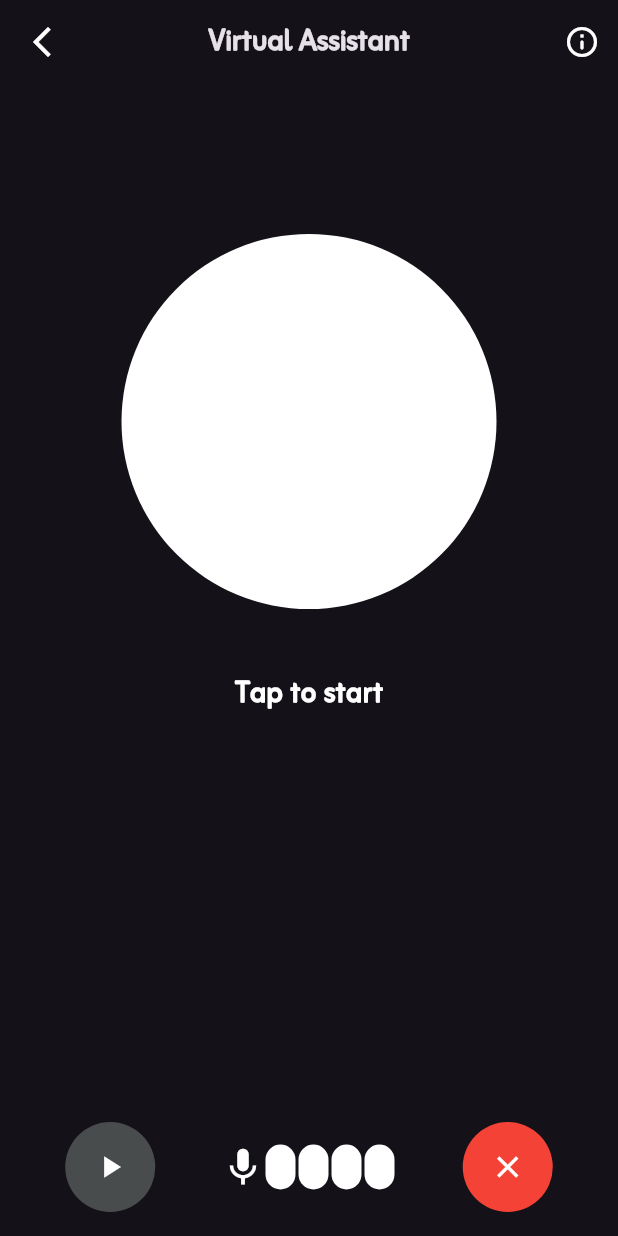
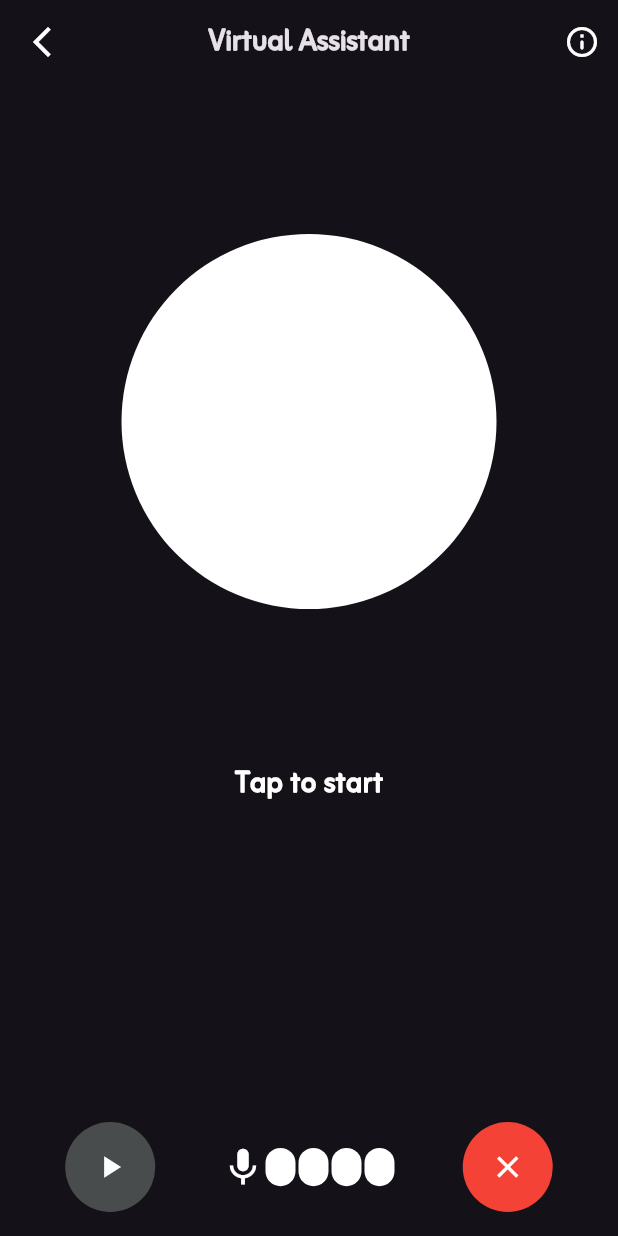
Before and after one commit to Ahmed-Yakan-10/Timor-Ai-Module, a Flutter app: the screen it shows after launch, item 3 of the bottom bar chosen, on a phone screen of 412 x 824 dp. Run offline on Flutter 3.47's test engine with Material 3 defaults, Android fonts, the phone set to English and light mode, and no system bars; our stand-ins replace flutter_gemini, flutter_tts, image_picker, lottie, speech_to_text, top_snackbar_flutter.

Commit message:
finish v-1.0.0

```diff
--- a/lib/views/virtual_assistant.dart
+++ b/lib/views/virtual_assistant.dart
@@ -1,7 +1,9 @@
 import 'dart:math';
-
+import 'dart:async';
 import 'package:flutter/material.dart';
 import 'package:flutter_gemini/flutter_gemini.dart';
+import 'package:flutter_tts/flutter_tts.dart';
+import 'package:lottie/lottie.dart';
 import 'package:timor_ai/constants.dart';
 import 'package:timor_ai/widgets/animated_speech_container.dart';
 import 'package:timor_ai/widgets/custom_circle_button.dart';
@@ -17,63 +19,58 @@ class VirtualAssistant extends StatefulWidget {
 }
 
 class _VirtualAssistantState extends State<VirtualAssistant> {
-  SpeechToText speechToText = SpeechToText();
+  final SpeechToText speechToText = SpeechToText();
+  final FlutterTts flutterTts = FlutterTts();
   bool isListening = false;
   bool isInitialized = false;
-  var voiceLevel = 30.0;
+  double voiceLevel = 25.0;
+  String responseText = '';
+  int step = 0;
+  double endHe = 70.0;
+  Timer? timer;
 
-  Future<void> micCheck() async {
+  @override
+  void initState() {
+    super.initState();
+    micCheck();
+    Gemini.init(apiKey: kApi);
+    initTTs();
+  }
+
+  micCheck() async {
     bool mic = await speechToText.initialize();
 
     if (mic) {
-      setState(() {
-        isInitialized = true;
-      });
+      setState(() => isInitialized = true);
     } else {
-      // Show a message to the user and try to initialize again after a delay
-      showTopSnackBar(
-        Overlay.of(context),
-        CustomSnackBar.error(
-          backgroundColor: Colors.red,
-          message:
-              'Microphone access is required to use this feature. Please enable it in your settings.',
-        ),
+      showSnackBar(
+        'Microphone access is required to use this feature. Please enable it in your settings.',
+        Colors.red,
       );
-      // Retry initialization after a delay
       Future.delayed(Duration(seconds: 5), micCheck);
     }
   }
 
   void getVoice() {
     if (!isInitialized) {
-      showTopSnackBar(
-        Overlay.of(context),
-        CustomSnackBar.error(
-          backgroundColor: Colors.red,
-          message:
-              'Speech recognition is not initialized. Please try again later.',
-        ),
+      showSnackBar(
+        'Speech recognition is not initialized. Please try again later.',
+        Colors.red,
       );
       return;
     }
 
     if (!isListening) {
-      setState(() {
-        isListening = true;
-      });
+      setState(() => isListening = true);
       speechToText.listen(
+        listenFor: Duration(minutes: 10),
         partialResults: false,
-        listenFor: Duration(minutes: 10),
         onResult: (result) {
-          print(result);
-          setState(() {
-            isListening = false;
-          });
+          getChatText(result.recognizedWords);
+          setState(() => isListening = false);
         },
         onSoundLevelChange: (level) {
-          setState(() {
-            voiceLevel = max(30, level * 5);
-          });
+          setState(() => voiceLevel = max(30, level * 5));
         },
       );
     } else {
@@ -85,11 +82,116 @@ class _VirtualAssistantState extends State<VirtualAssistant> {
     }
   }
 
-  @override
-  void initState() {
-    super.initState();
-    micCheck();
-    Gemini.init(apiKey: kApi);
+  void getChatText(String text) {
+    setState(() => step = 1);
+
+    Gemini.instance.text(text).then(
+          (value) {
+        String output = value?.output.toString() ?? '';
+        setState(() {
+          step = 2;
+          responseText = output;
+        });
+        flutterTts.speak(output);
+      },
+    );
+  }
+
+  initTTs() async {
+    await flutterTts.awaitSpeakCompletion(true);
+    flutterTts.setStartHandler(() {
+      startTimer();
+    });
+    flutterTts.setCompletionHandler(() {
+      timer?.cancel();
+      setState(() {
+        endHe = 70.0;
+        step = 0;
+      });
+    });
+  }
+
+  void startTimer() {
+    timer = Timer.periodic(Duration(milliseconds: 500), (timer) {
+      setState(() {
+        endHe = endHe == 70.0 ? 100.0 : 70.0;
+      });
+    });
+  }
+
+  void cancelSpeech() {
+    flutterTts.stop();
+    setState(() {
+      step = 0;
+      isListening = false;
+    });
+  }
+
+  void showSnackBar(String message, Color backgroundColor) {
+    showTopSnackBar(
+      Overlay.of(context),
+      CustomSnackBar.error(
+        backgroundColor: backgroundColor,
+        message: message,
+      ),
+    );
+  }
+
+  Widget buildAvatarOrAnimation() {
+    if (step == 0) {
+      return Center(
+        child: CircleAvatar(
+          backgroundColor: Colors.white,
+          radius: 125,
+        ),
+      );
+    } else if (step == 1) {
+      return Center(
+        child: Lottie.asset(
+          'assets/images/Animation.json',
+          repeat: true,
+        ),
+      );
+    } else {
+      return Row(
+        mainAxisAlignment: MainAxisAlignment.center,
+        children: List.generate(4, (index) {
+          double multiplier = [1.1, 1.25, 1.5, 1.4][index];
+          return Padding(
+            padding: const EdgeInsets.only(right: 2),
+            child: AnimatedContainer(
+              height: endHe * multiplier,
+              width: 40,
+              duration: Duration(milliseconds: 200),
+              decoration: BoxDecoration(
+                color: Colors.white,
+                borderRadius: BorderRadius.circular(50),
+              ),
+            ),
+          );
+        }),
+      );
+    }
+  }
+
+  Widget buildStatusText() {
+    String status = '';
+    if (step == 1) {
+      status = 'Loading...';
+    } else if (isListening) {
+      status = 'Listening...';
+    } else {
+      status = 'Tap to start';
+    }
+
+    return Text(
+      status,
+      style: TextStyle(
+        fontSize: 24,
+        color: Colors.white,
+        fontWeight: FontWeight.bold,
+      ),
+    );
   }
 
   @override
@@ -97,9 +199,7 @@ class _VirtualAssistantState extends State<VirtualAssistant> {
     return Scaffold(
       appBar: AppBar(
         leading: IconButton(
-          onPressed: () {
-            Navigator.pop(context);
-          },
+          onPressed: () => Navigator.pop(context),
           icon: Icon(
             Icons.arrow_back_ios_new,
             size: 24,
@@ -117,12 +217,9 @@ class _VirtualAssistantState extends State<VirtualAssistant> {
         actions: [
           IconButton(
             onPressed: () {
-              showTopSnackBar(
-                Overlay.of(context),
-                CustomSnackBar.info(
-                  backgroundColor: Colors.black,
-                  message: 'Speak with AI and ask it about anything.',
-                ),
+              showSnackBar(
+                'Speak with AI and ask it about anything.',
+                Colors.black,
               );
             },
             icon: Icon(
@@ -136,46 +233,54 @@ class _VirtualAssistantState extends State<VirtualAssistant> {
       body: Column(
         children: [
           const SizedBox(height: 100),
-          Center(
-            child: CircleAvatar(
-              backgroundColor: Colors.white,
-              radius: 125,
-            ),
+          buildAvatarOrAnimation(),
+          SizedBox(
+            height: (step == 0)
+                ? 100
+                : step == 1
+                ? 10
+                : 220,
           ),
-          const SizedBox(height: 40),
-          Text(
-            isListening ? 'Listening...' : 'Tap to start',
-            style: TextStyle(
-              fontSize: 24,
-              color: Colors.white,
-              fontWeight: FontWeight.bold,
-            ),
-          ),
+          buildStatusText(),
         ],
       ),
       floatingActionButtonLocation: FloatingActionButtonLocation.centerFloat,
       floatingActionButton: Row(
         mainAxisAlignment: MainAxisAlignment.spaceEvenly,
         children: [
-          const SizedBox(width: 25),
           CustomCircleButton(
-            onPressed: () {
-              getVoice();
-            },
-            icon: isListening ? Icon(Icons.pause) : Icon(Icons.play_arrow),
+            onPressed: getVoice,
+            icon: (step == 2)
+                ? Icon(Icons.square)
+                : isListening
+                ? Icon(Icons.pause)
+                : Icon(Icons.play_arrow),
             buttonColor: Color(0xff494C4C),
           ),
-          const SizedBox(width: 25),
-          AnimatedSpeechContainer(
-            height: voiceLevel,
-          ),
-          const SizedBox(width: 25),
+          if (step == 0)
+            Row(
+              children: [
+                Icon(Icons.mic, size: 30),
+                AnimatedSpeechContainer(height: voiceLevel),
+              ],
+            ),
+          if (step == 1)
+            Icon(
+              Icons.mic,
+              size: 30,
+              color: Colors.grey,
+            ),
+          if (step == 2)
+            Icon(
+              Icons.mic,
+              size: 30,
+              color: Colors.grey,
+            ),
           CustomCircleButton(
-            onPressed: () {},
+            onPressed: cancelSpeech,
             icon: Icon(Icons.close),
             buttonColor: Colors.red,
           ),
-          const SizedBox(width: 25),
         ],
       ),
     );
--- a/lib/widgets/animated_speech_container.dart
+++ b/lib/widgets/animated_speech_container.dart
@@ -9,14 +9,10 @@ class AnimatedSpeechContainer extends StatelessWidget {
   Widget build(BuildContext context) {
     return Row(
       children: [
-        Icon(
-          Icons.mic,
-          size: 30,
-        ),
         Padding(
           padding: EdgeInsets.only(right: 2),
           child: AnimatedContainer(
-            height: height==30.0?height:height*1.2,
+            height: height==25.0?25.5:height*1.1,
             width: 20,
             duration: Duration(milliseconds: 200),
             decoration: BoxDecoration(
@@ -28,7 +24,7 @@ class AnimatedSpeechContainer extends StatelessWidget {
         Padding(
           padding: EdgeInsets.only(right: 2),
           child: AnimatedContainer(
-            height: height==30.0?height:height*1.44,
+            height: height==25.0?25.5:height*1.2,
             width: 20,
             duration: Duration(milliseconds: 200),
             decoration: BoxDecoration(
@@ -40,7 +36,7 @@ class AnimatedSpeechContainer extends StatelessWidget {
         Padding(
           padding: EdgeInsets.only(right: 2),
           child: AnimatedContainer(
-            height: height==30.0?height:height*1.75,
+            height: height==25.0?25.5:height*1.5,
             width: 20,
             duration: Duration(milliseconds: 200),
             decoration: BoxDecoration(
@@ -52,7 +48,7 @@ class AnimatedSpeechContainer extends StatelessWidget {
         Padding(
           padding: EdgeInsets.only(right: 2),
           child: AnimatedContainer(
-            height: height==30.0?height:height*1.55,
+            height: height==25.0?25.5:height*1.2,
             width: 20,
             duration: Duration(milliseconds: 200),
             decoration: BoxDecoration(
--- a/pubspec.yaml
+++ b/pubspec.yaml
@@ -42,6 +42,8 @@ dependencies:
   motion_toast: ^2.11.0
   speech_to_text: ^7.0.0
   top_snackbar_flutter: ^3.1.0
+  flutter_tts: ^4.0.2
+  lottie: ^3.1.2
 
 dev_dependencies:
   flutter_test:
@@ -87,6 +89,7 @@ flutter:
   # To add assets to your application, add an assets section, like this:
   assets:
     - assets/icons/
+    - assets/images/
   #   - images/a_dot_ham.jpeg
 
   # An image asset can refer to one or more resolution-specific "variants", see
```
Also changed, not shown: assets/images/Animation.json (added, +1 -0 lines), assets/images/speak.json (added, +1 -0 lines), pubspec.lock, 7 other files.
